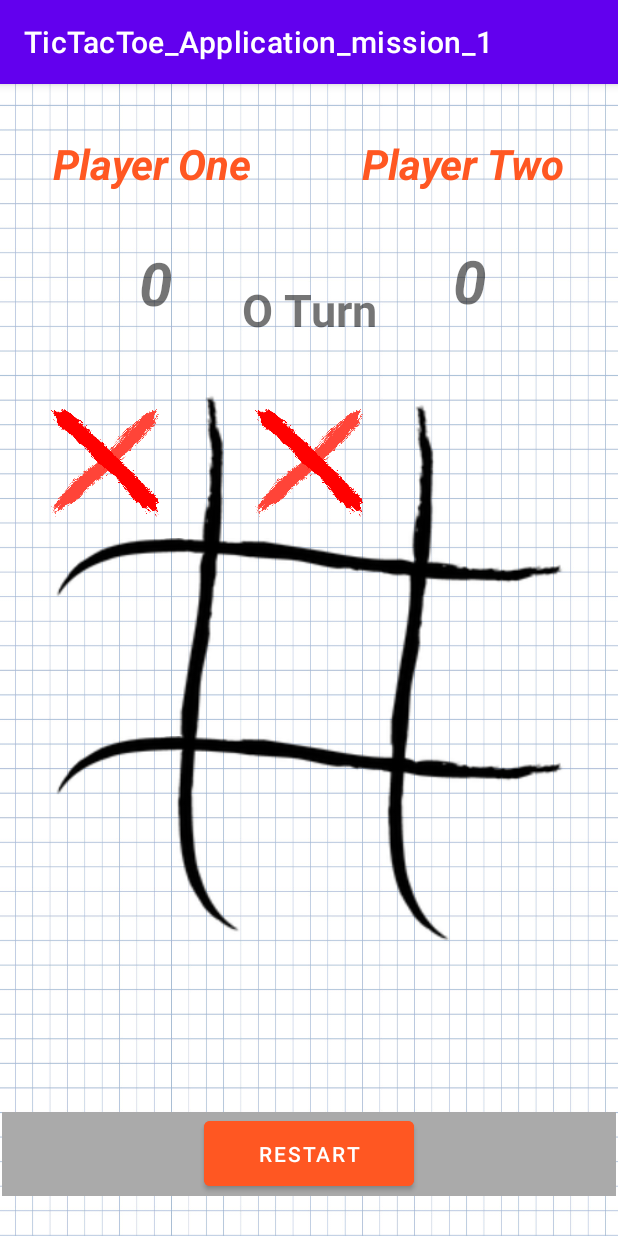
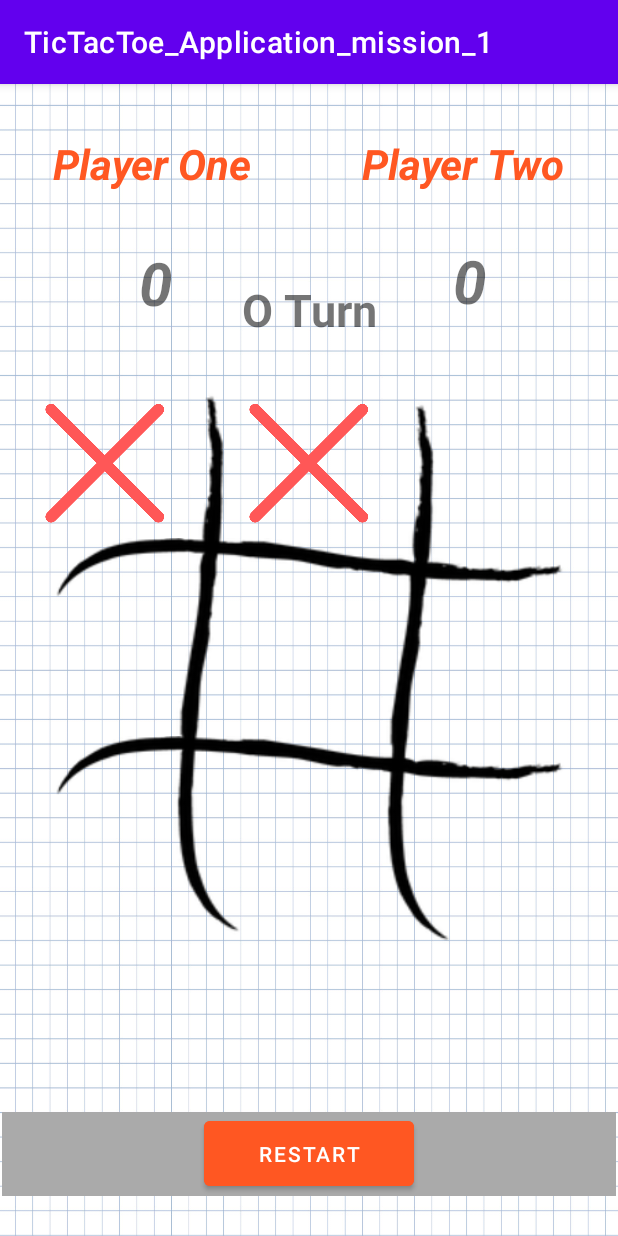
Before and after one commit to imorkravitz/TicTacToe_Application_mission_1, an Android app: the MainActivity screen opened directly, with no data from a screen before it, after a tap on an icon or button, on a phone screen of 412 x 824 dp. Run offline under Robolectric (Android 15) with nearby library versions, the phone set to English and light mode, and no system bars; 2 other taps on this screen came first.

Commit message:
LOGOS updates

```diff
--- a/app/src/main/java/com/example/tictactoe_application_mission_1/MainActivity.java
+++ b/app/src/main/java/com/example/tictactoe_application_mission_1/MainActivity.java
@@ -143,12 +143,12 @@ public class MainActivity<buttons> extends AppCompatActivity {
         boolean flag = false;
         if (symbol&&B.getText()=="") {
             B.setText("X");
-            icon.setBackgroundResource(R.drawable.pic2);
+            icon.setBackgroundResource(R.drawable.pic8);
             T.setText("O Turn");
             flag = true;
         } else if(B.getText()=="") {
             B.setText("O");
-            icon.setBackgroundResource(R.drawable.pic1);
+            icon.setBackgroundResource(R.drawable.pic7);
             T.setText("X Turn");
             flag = true;
         }
```
Also changed, not shown: app/src/main/res/drawable-v24/pic1.png (deleted), app/src/main/res/drawable-v24/pic2.png (deleted), app/src/main/res/drawable-v24/pic7.png (added), app/src/main/res/drawable-v24/pic8.png (added).
